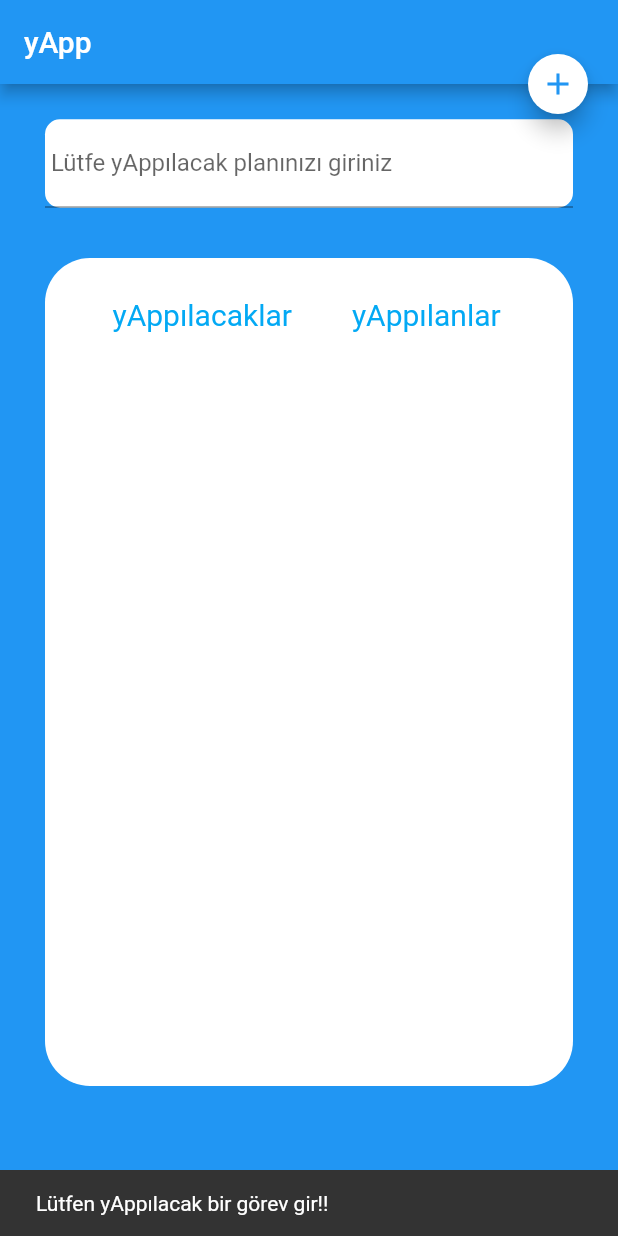
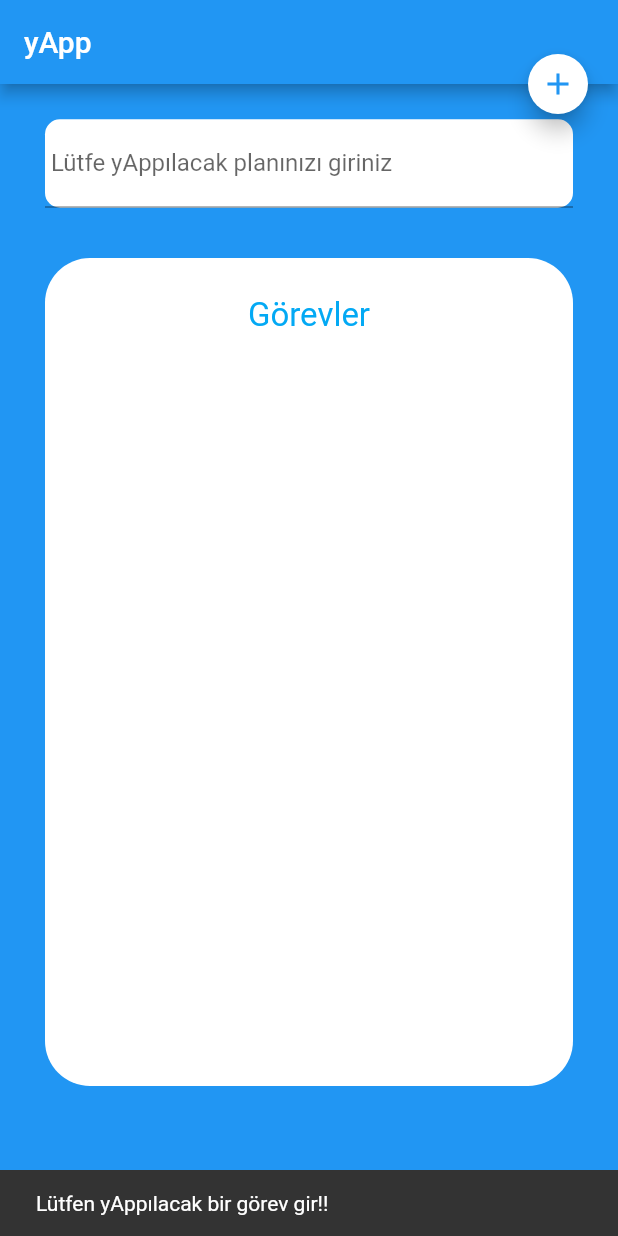
Before and after one commit to ahmetCDZ/yapp, a Flutter app: the screen it shows after launch, after a tap on the "add" icon, on a phone screen of 412 x 824 dp. Run offline on Flutter 3.47's test engine with Material 2 defaults, Android fonts, the phone set to English and light mode, and no system bars; our stand-ins replace shared_preferences.

Commit message:
V1Finished

```diff
--- a/lib/main.dart
+++ b/lib/main.dart
@@ -2,7 +2,6 @@ import 'package:flutter/material.dart';
 import 'package:provider/provider.dart';
 import 'package:yapp/screens/home_page.dart';
 import 'package:yapp/tasks/myTasks.dart';
-import 'package:yapp/tasks/tasks.dart';
 
 void main() async {
   runApp(ChangeNotifierProvider<MyTasks>(
@@ -16,7 +15,11 @@ class MyApp extends StatelessWidget {
   Widget build(BuildContext context) {
     return MaterialApp(
       title: 'yApp',
-      theme: Provider.of<MyTasks>(context).themeColor,
+      theme: ThemeData(
+          primaryColor: Colors.blue,
+          primarySwatch: Colors.lightBlue,
+          scaffoldBackgroundColor: Colors.blue,
+          appBarTheme: AppBarTheme(color: Colors.blue)),
       home: HomePage(),
     );
   }
--- a/lib/screens/home_page.dart
+++ b/lib/screens/home_page.dart
@@ -2,12 +2,11 @@ import 'package:flutter/material.dart';
 import 'package:provider/provider.dart';
 import 'package:yapp/item_Cards.dart';
 import 'package:yapp/tasks/myTasks.dart';
-import 'package:yapp/tasks/tasks.dart';
 
 class HomePage extends StatelessWidget {
   String isEnterText = '';
   late bool isBool = true;
-  var myTextField = TextField();
+  var myTextField = const TextField();
   final myController = TextEditingController();
 
   @override
@@ -16,7 +15,7 @@ class HomePage extends StatelessWidget {
     return Scaffold(
       floatingActionButtonLocation: FloatingActionButtonLocation.endTop,
       appBar: AppBar(
-          title: Text(
+          title: const Text(
         'yApp',
         style: TextStyle(color: Colors.white),
       )),
@@ -28,12 +27,12 @@ class HomePage extends StatelessWidget {
               child: Padding(
                 padding: const EdgeInsets.fromLTRB(30, 10, 30, 0),
                 child: Container(
-                  decoration: BoxDecoration(
+                  decoration: const BoxDecoration(
                       color: Colors.white,
                       borderRadius: BorderRadius.all(Radius.circular(10))),
                   child: myTextField = TextField(
                     controller: myController,
-                    decoration: InputDecoration(
+                    decoration: const InputDecoration(
                       labelText: ' Lütfe yAppılacak planınızı giriniz',
                     ),
                     onChanged: (value) {
@@ -49,19 +48,15 @@ class HomePage extends StatelessWidget {
             child: Padding(
               padding: const EdgeInsets.fromLTRB(30, 20, 30, 0),
               child: Container(
-                decoration: BoxDecoration(
+                decoration: const BoxDecoration(
                     color: Colors.white,
                     borderRadius: BorderRadius.only(
                         topRight: Radius.circular(30),
                         topLeft: Radius.circular(30))),
-                child: Center(
-                  child: ListView(
-                    padding: EdgeInsets.only(left: 25),
-                    scrollDirection: Axis.horizontal,
-                    children: [
-                      textButtonWidget('yAppılacaklar'),
-                      textButtonWidget('yAppılanlar'),
-                    ],
+                child: const Center(
+                  child: Text(
+                    'Görevler',
+                    style: TextStyle(color: Colors.lightBlue, fontSize: 22),
                   ),
                 ),
               ),
@@ -72,7 +67,7 @@ class HomePage extends StatelessWidget {
               child: Padding(
                 padding: const EdgeInsets.fromLTRB(30, 0, 30, 100),
                 child: Container(
-                  decoration: BoxDecoration(
+                  decoration: const BoxDecoration(
                       color: Colors.white,
                       borderRadius: BorderRadius.only(
                           bottomRight: Radius.circular(30),
@@ -91,16 +86,17 @@ class HomePage extends StatelessWidget {
       floatingActionButton: FloatingActionButton.small(
         onPressed: (() {
           if (isEnterText == '') {
-            ScaffoldMessenger.of(context).showSnackBar(SnackBar(
+            ScaffoldMessenger.of(context).showSnackBar(const SnackBar(
               content: Text('Lütfen yAppılacak bir görev gir!!'),
-              duration: Duration(seconds: 2),
+              duration: Duration(seconds: 3),
               action: null,
             ));
-          } else
+          } else {
             Provider.of<MyTasks>(context, listen: false).addTasks(isEnterText);
+          }
           myController.clear();
         }),
-        child: Icon(
+        child: const Icon(
           Icons.add,
           color: Colors.blue,
         ),
@@ -122,22 +118,3 @@ class HomePage extends StatelessWidget {
     );
   }
 }
-
-class textButtonWidget extends StatelessWidget {
-  final String text;
-
-  textButtonWidget(this.text);
-  @override
-  Widget build(BuildContext context) {
-    return TextButton(
-        style: TextButton.styleFrom(
-          shape:
-              RoundedRectangleBorder(borderRadius: BorderRadius.circular(30)),
-          backgroundColor: Colors.transparent,
-          padding: const EdgeInsets.fromLTRB(20, 20, 20, 20),
-          textStyle: const TextStyle(fontSize: 20),
-        ),
-        onPressed: () {},
-        child: Text(text));
-  }
-}
--- a/lib/tasks/myTasks.dart
+++ b/lib/tasks/myTasks.dart
@@ -4,22 +4,6 @@ import 'package:yapp/tasks/tasks.dart';
 import 'package:flutter/material.dart';
 
 class MyTasks with ChangeNotifier {
-  ThemeData blueMode = ThemeData(
-    primaryColor: Colors.blue,
-    primarySwatch: Colors.lightBlue,
-    scaffoldBackgroundColor: Colors.blue,
-    appBarTheme: AppBarTheme(color: Colors.blue),
-  );
-
-  ThemeData yellowMode = ThemeData(
-    primaryColor: Colors.yellow,
-    primarySwatch: Colors.yellow,
-    scaffoldBackgroundColor: Colors.yellow,
-    appBarTheme: AppBarTheme(color: Colors.yellow),
-  );
-
-  late bool _isBlue = true;
-
   List<Tasks> tasks = [];
   static SharedPreferences? pref;
   List<String> tasksString = [];
@@ -60,13 +44,4 @@ class MyTasks with ChangeNotifier {
     saveSP(tasks);
     notifyListeners();
   }
-
-  ThemeData get themeColor {
-    return _isBlue ? blueMode : yellowMode;
-  }
-
-  void changeTheme() {
-    _isBlue = !_isBlue;
-    notifyListeners();
-  }
 }
```
